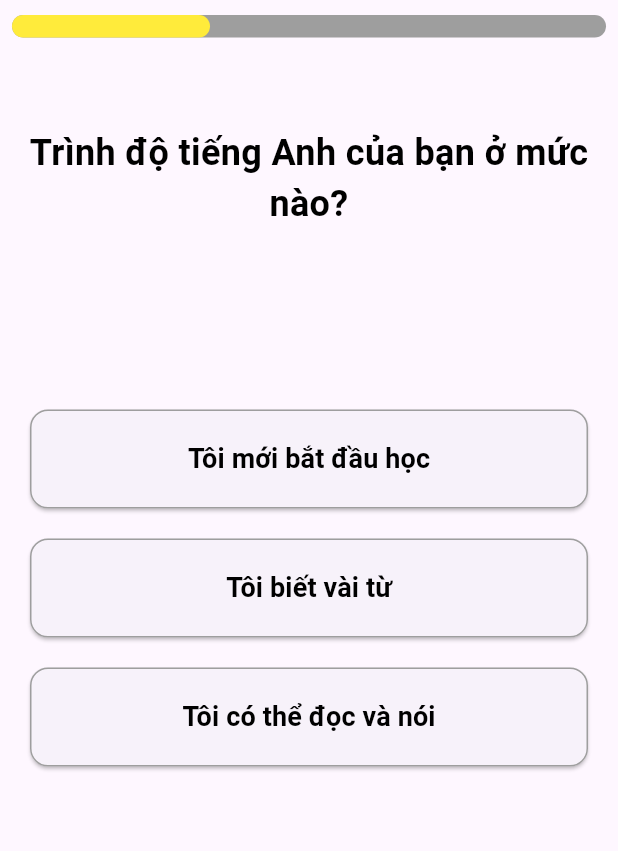
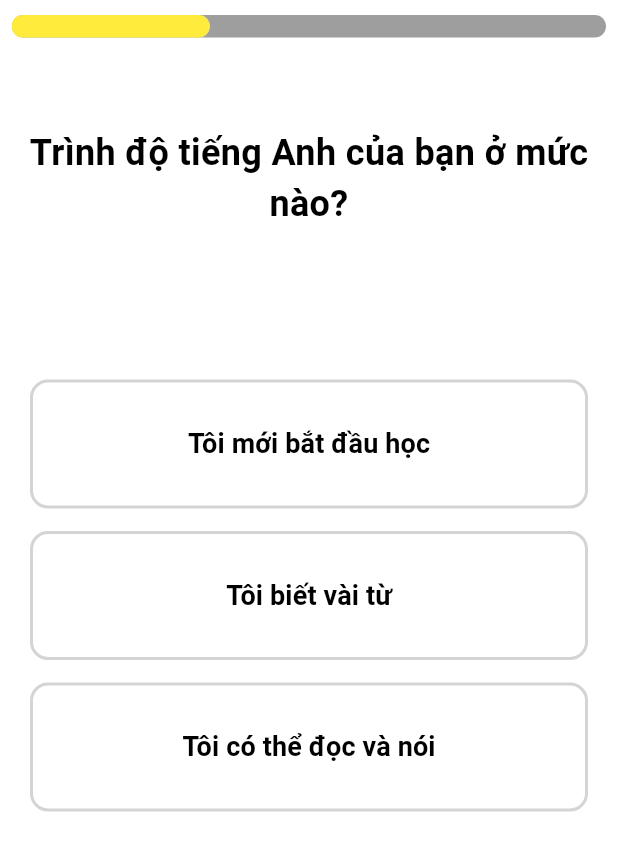
Before and after one commit to thanh2242003/English_App, a Flutter app: the screen it shows after launch, on a phone screen of 412 x 824 dp. Shown: the top 851 px of the screen. Run offline on Flutter 3.47's test engine with Material 3 defaults, Android fonts, the phone set to English and light mode, and no system bars.

Commit message:
refactor project

```diff
--- /dev/null
+++ b/lib/core/my_button.dart
@@ -0,0 +1,69 @@
+import 'package:flutter/cupertino.dart';
+import 'package:flutter/material.dart';
+
+class MyButton extends StatelessWidget {
+  const MyButton({
+    super.key,
+    required this.data,
+    required this.onTap,
+    this.borderColor = const Color(0xCCCAC8C8),
+    this.backgroundColor = Colors.white,
+    this.gradient,
+    this.iconPath,
+  });
+
+  final String data;
+  final void Function() onTap;
+  final Color borderColor;
+  final Color backgroundColor;
+  final Gradient? gradient;
+  final String? iconPath;
+
+  @override
+  Widget build(BuildContext context) {
+    return Container(
+      width: double.infinity,
+      decoration: BoxDecoration(
+        gradient: gradient,
+        color: gradient == null ? backgroundColor : null,
+        borderRadius: BorderRadius.circular(12),
+      ),
+      child: ElevatedButton(
+        onPressed: onTap,
+        style: ElevatedButton.styleFrom(
+          backgroundColor: Colors.transparent,
+          shadowColor: Colors.transparent,
+          padding: EdgeInsets.symmetric(vertical: 30,horizontal: 20),
+          shape: RoundedRectangleBorder(
+            borderRadius: BorderRadius.circular(12),
+            side: BorderSide(color: borderColor, width: 2),
+          ),
+        ),
+        child: iconPath != null
+            ? Row(
+                mainAxisAlignment: MainAxisAlignment.start,
+                children: [
+                  Image.asset(iconPath!, width: 24, height: 24),
+                  SizedBox(width: 75),
+                  Text(
+                    data,
+                    style: TextStyle(
+                      color: Colors.black,
+                      fontWeight: FontWeight.bold,
+                      fontSize: 18,
+                    ),
+                  ),
+                ],
+              )
+            : Text(
+                data,
+                style: TextStyle(
+                  color: Colors.black,
+                  fontWeight: FontWeight.bold,
+                  fontSize: 18,
+                ),
+              ),
+      ),
+    );
+  }
+}
--- a/lib/data/questions.dart
+++ b/lib/data/questions_data.dart
@@ -1,4 +1,8 @@
-import 'package:english_app/models/onboarding_question.dart';
+class OnboardingQuestion {
+  const OnboardingQuestion(this.text, this.answers);
+  final String text;
+  final List<String> answers ;
+}
 
 const questions = [
   OnboardingQuestion('Trình độ tiếng Anh của bạn ở mức nào?', [
--- a/lib/models/onboarding_question.dart
+++ /dev/null
@@ -1,5 +0,0 @@
-class OnboardingQuestion {
-  const OnboardingQuestion(this.text, this.answers);
-  final String text;
-  final List<String> answers ;
-}
--- a/lib/my_button.dart
+++ /dev/null
@@ -1,32 +0,0 @@
-import 'package:flutter/cupertino.dart';
-import 'package:flutter/material.dart';
-
-class MyButton extends StatelessWidget {
-  const MyButton({super.key, required this.data, required this.onTap});
-
-  final String data;
-  final void Function() onTap;
-
-  @override
-  Widget build(BuildContext context) {
-    return Container(
-      width: double.infinity,
-      margin: EdgeInsets.only(top: 20, left: 20, right: 20),
-      child: ElevatedButton(
-        onPressed: onTap,
-        style: ElevatedButton.styleFrom(
-          padding: EdgeInsets.symmetric(vertical: 20),
-          shape: RoundedRectangleBorder(
-            borderRadius: BorderRadius.circular(12),
-            side: BorderSide(color: Colors.grey),
-          ),
-        ),
-        child: Text(data,style: TextStyle(
-          color: Colors.black,
-          fontWeight: FontWeight.bold,
-          fontSize: 18
-        ),),
-      ),
-    );
-  }
-}
--- a/lib/onboarding_screen.dart
+++ b/lib/presentation/screens/onboarding_screen.dart
@@ -1,8 +1,9 @@
-import 'package:english_app/data/questions.dart';
-import 'package:english_app/login_screen.dart';
-import 'package:english_app/my_button.dart';
+import 'package:english_app/presentation/screens/login_screen.dart';
+import 'package:english_app/core/my_button.dart';
 import 'package:flutter/cupertino.dart';
 import 'package:flutter/material.dart';
+
+import '../../data/questions_data.dart';
 
 class OnboardingScreen extends StatefulWidget {
   const OnboardingScreen({super.key});
@@ -37,6 +38,7 @@ class _OnboardingScreenState extends State<OnboardingScreen> {
     final currentQuestion = questions[currentStep];
     double progress = (currentStep + 1) / totalStep;
     return Scaffold(
+      backgroundColor: Colors.white,
       body: Column(
         children: [
           Container(
@@ -61,7 +63,15 @@ class _OnboardingScreenState extends State<OnboardingScreen> {
           ),
           SizedBox(height: 100),
           ...currentQuestion.answers.map((answer) {
-            return MyButton(data: answer, onTap: answerQuestion);
+            return Column(
+              children: [
+                Container(
+                  margin: EdgeInsets.symmetric(horizontal: 20),
+                    child: MyButton(data: answer, onTap: answerQuestion),
+                ),
+                SizedBox(height: 15),
+              ],
+            );
           }),
         ],
       ),
--- a/lib/splash_screen.dart
+++ b/lib/presentation/screens/splash_screen.dart
@@ -1,4 +1,4 @@
-import 'package:english_app/welcome_screen.dart';
+import 'package:english_app/presentation/screens/welcome_screen.dart';
 import 'package:flutter/material.dart';
 
 class SplashScreen extends StatefulWidget {
```
Also changed, not shown: lib/login_screen.dart (deleted, +0 -44 lines), lib/main.dart (+4 -4 lines), lib/presentation/screens/login_screen.dart (added, +111 -0 lines), lib/presentation/screens/register_screen.dart (added, +120 -0 lines), assets/images/facebook_logo.png (added), assets/images/google_logo.png (added), lib/presentation/screens/welcome_screen.dart (renamed from lib/welcome_screen.dart).
